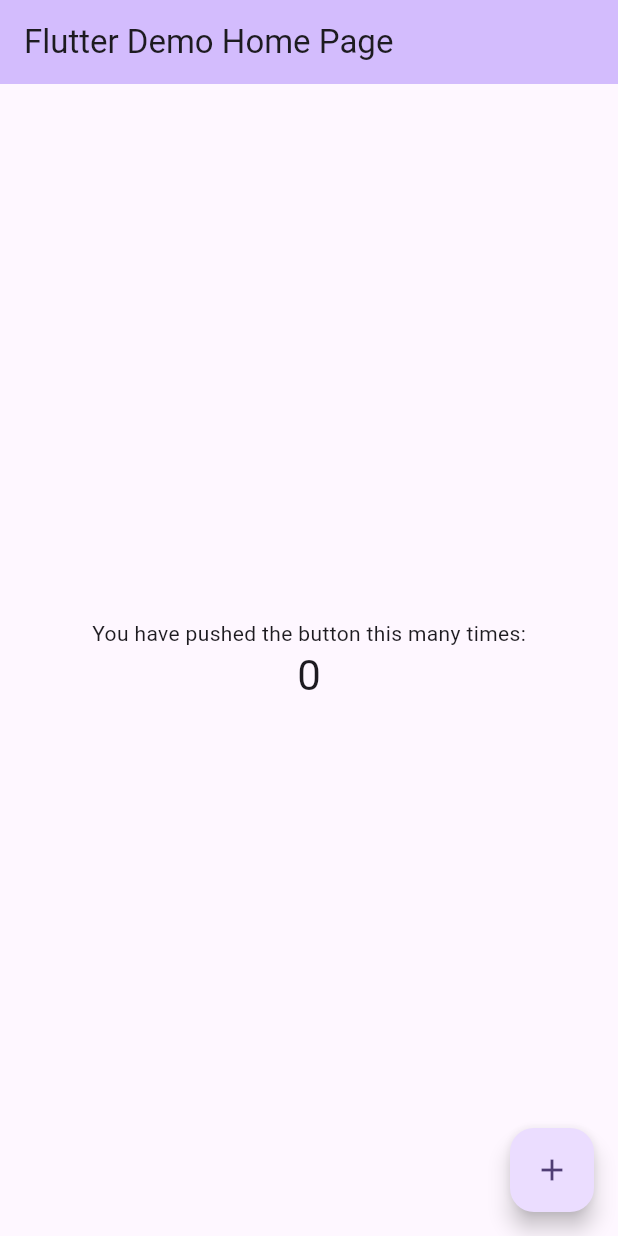
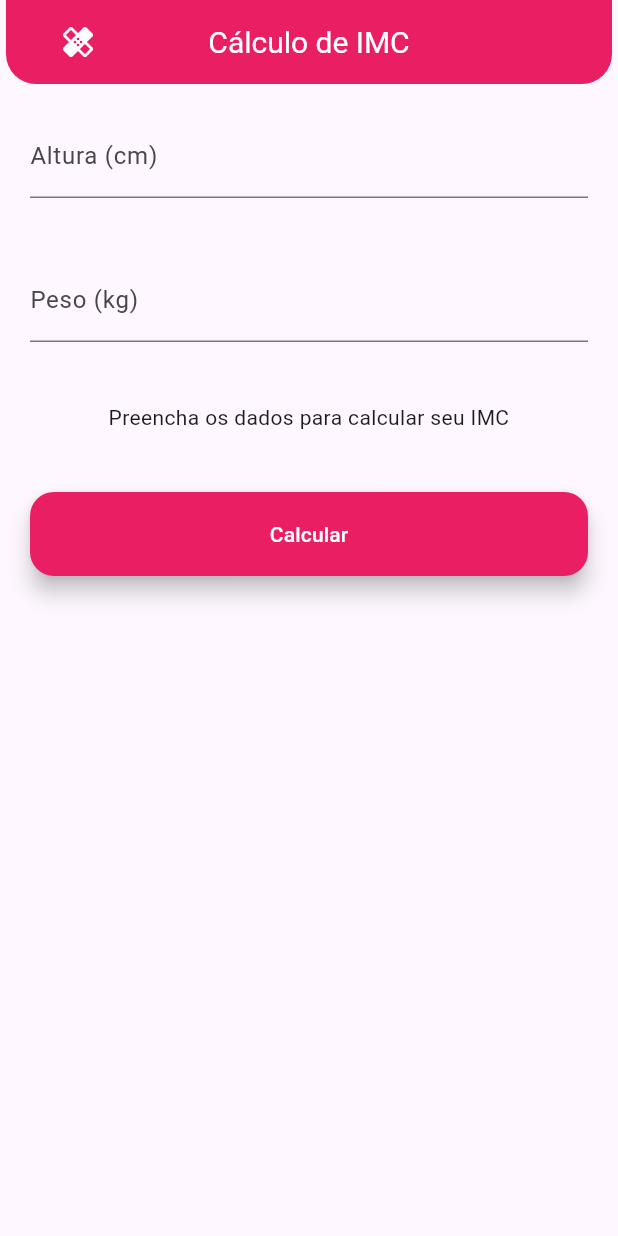
Before and after one commit to kaiqueBellmont/bloc_simple_example, a Flutter app: the screen it shows after launch, on a phone screen of 412 x 824 dp. Run offline on Flutter 3.47's test engine with Material 3 defaults, Android fonts, the phone set to English and light mode, and no system bars.

Commit message:
last commit

```diff
--- /dev/null
+++ b/lib/android/app.dart
@@ -0,0 +1,16 @@
+import 'package:flutter/material.dart';
+import 'package:bloc_simple_example/android/pages/home/page.dart';
+
+class AndroidApp extends StatelessWidget {
+  @override
+  Widget build(BuildContext context) {
+    return MaterialApp(
+      title: "IMC",
+      debugShowCheckedModeBanner: false,
+      theme: ThemeData(
+        primarySwatch: Colors.pink,
+      ),
+      home: HomePage(),
+    );
+  }
+}
--- /dev/null
+++ b/lib/android/pages/home/page.dart
@@ -0,0 +1,93 @@
+import 'package:flutter/material.dart';
+import 'package:bloc_simple_example/blocs/imc/bloc.dart';
+
+class HomePage extends StatefulWidget {
+  @override
+  HomePageState createState() => HomePageState();
+}
+
+class HomePageState extends State<HomePage> {
+  var bloc = ImcBloc();
+
+  @override
+  Widget build(BuildContext context) {
+    return Scaffold(
+      appBar: null,
+      body: Column(
+        children: <Widget>[
+          Padding(
+            padding: const EdgeInsets.only(left: 4, right: 4),
+            child: Container(
+              decoration: const BoxDecoration(
+                color: Colors.pink,
+                borderRadius: BorderRadius.vertical(bottom: Radius.circular(20)),
+              ),
+              padding: const EdgeInsets.symmetric(horizontal: 20),
+              child: AppBar(
+                leading: const Icon(Icons.healing_outlined, color: Colors.white),
+
+                elevation: 0, // Remover a sombra da AppBar interna
+                centerTitle: true,
+                title: const Text(
+                  "Cálculo de IMC",
+                  style: TextStyle(color: Colors.white, fontSize: 20),
+                ),
+                backgroundColor: Colors.transparent, // Fazer a AppBar interna transparente
+              ),
+            ),
+          ),
+          Expanded(
+            child: ListView(
+              children: <Widget>[
+                Padding(
+                  padding: const EdgeInsets.all(20),
+                  child: TextFormField(
+                    decoration: const InputDecoration(
+                      labelText: "Altura (cm)",
+                    ),
+                    controller: bloc.heightCtrl,
+                    keyboardType: TextInputType.number,
+                  ),
+                ),
+                Padding(
+                  padding: const EdgeInsets.all(20),
+                  child: TextFormField(
+                    decoration: const InputDecoration(
+                      labelText: "Peso (kg)",
+                    ),
+                    controller: bloc.weightCtrl,
+                    keyboardType: TextInputType.number,
+                  ),
+                ),
+                Padding(
+                  padding: const EdgeInsets.all(20),
+                  child: Text(
+                    bloc.result,
+                    textAlign: TextAlign.center,
+                  ),
+                ),
+                Padding(
+                  padding: const EdgeInsets.all(20),
+                  child: FloatingActionButton(
+                    backgroundColor: Colors.pink,
+                    child: const Text(
+                      "Calcular",
+                      style: TextStyle(
+                        color: Colors.white,
+                      ),
+                    ),
+                    onPressed: () {
+                      setState(() {
+                        bloc.calculate();
+                      });
+                    },
+                  ),
+                ),
+              ],
+            ),
+          ),
+        ],
+      ),
+    );
+  }
+}
--- /dev/null
+++ b/lib/blocs/imc/bloc.dart
@@ -0,0 +1,32 @@
+import 'package:flutter/cupertino.dart';
+
+class ImcBloc {
+  final TextEditingController heightCtrl = TextEditingController();
+  final TextEditingController weightCtrl = TextEditingController();
+  String result = "Preencha os dados para calcular seu IMC";
+
+  ImcBloc() {
+    heightCtrl.addListener(calculate);
+    weightCtrl.addListener(calculate);
+  }
+
+  calculate() {
+    double weight = double.tryParse(weightCtrl.text.replaceAll(',', '.')) ?? 0.0;
+    double height = double.tryParse(heightCtrl.text.replaceAll(',', '.')) ?? 0.0 / 100;
+    double imc = weight / (height * height);
+
+    if (imc < 18.6) {
+      result = "Abaixo do Peso (${imc.toStringAsPrecision(2)})";
+    } else if (imc >= 18.6 && imc <= 24.9) {
+      result = "Peso Ideal (${imc.toStringAsPrecision(2)})";
+    } else if (imc >= 24.9 && imc <= 29.9) {
+      result = "Levemente acima do peso (${imc.toStringAsPrecision(2)})";
+    } else if (imc >= 24.9 && imc <= 34.9) {
+      result = "Obesidade Grau I (${imc.toStringAsPrecision(2)})";
+    } else if (imc >= 34.9 && imc <= 39.9) {
+      result = "Obesidade Grau II (${imc.toStringAsPrecision(2)})";
+    } else if (imc >= 40) {
+      result = "Obesidade Grau III (${imc.toStringAsPrecision(2)})";
+    }
+  }
+}
--- /dev/null
+++ b/lib/ios/app.dart
@@ -0,0 +1,15 @@
+import 'package:flutter/cupertino.dart';
+import 'package:bloc_simple_example/ios/pages/home/page.dart';
+
+class IOSApp extends StatelessWidget {
+  const IOSApp({super.key});
+
+  @override
+  Widget build(BuildContext context) {
+    return const CupertinoApp(
+      title: "IMC",
+      debugShowCheckedModeBanner: false,
+      home: HomePage(),
+    );
+  }
+}
--- /dev/null
+++ b/lib/ios/pages/home/page.dart
@@ -0,0 +1,62 @@
+import 'package:flutter/cupertino.dart';
+import 'package:bloc_simple_example/blocs/imc/bloc.dart';
+
+class HomePage extends StatefulWidget {
+  const HomePage({super.key});
+
+  @override
+  HomePageState createState() => HomePageState();
+}
+
+class HomePageState extends State<HomePage> {
+  var bloc = ImcBloc();
+
+  @override
+  Widget build(BuildContext context) {
+    return CupertinoPageScaffold(
+      navigationBar: const CupertinoNavigationBar(
+        middle: Text("Cálculo de IMC"),
+      ),
+      child: ListView(
+        children: <Widget>[
+          Padding(
+            padding: const EdgeInsets.all(20),
+            child: CupertinoTextField(
+              placeholder: "Altura (cm)",
+              controller: bloc.heightCtrl,
+              keyboardType: TextInputType.number,
+            ),
+          ),
+          Padding(
+            padding: const EdgeInsets.all(20),
+            child: CupertinoTextField(
+              placeholder: "Peso (kg)",
+              controller: bloc.weightCtrl,
+              keyboardType: TextInputType.number,
+            ),
+          ),
+          Padding(
+            padding: const EdgeInsets.all(20),
+            child: Text(
+              bloc.result,
+              textAlign: TextAlign.center,
+            ),
+          ),
+          Padding(
+            padding: const EdgeInsets.all(20),
+            child: CupertinoButton.filled(
+              child: const Text(
+                "Calcular",
+              ),
+              onPressed: () {
+                setState(() {
+                  bloc.calculate();
+                });
+              },
+            ),
+          ),
+        ],
+      ),
+    );
+  }
+}
--- a/lib/main.dart
+++ b/lib/main.dart
@@ -1,125 +1,6 @@
+import 'dart:io' show Platform;
 import 'package:flutter/material.dart';
+import 'package:bloc_simple_example/android/app.dart';
+import 'package:bloc_simple_example/ios/app.dart';
 
-void main() {
-  runApp(const MyApp());
-}
-
-class MyApp extends StatelessWidget {
-  const MyApp({super.key});
-
-  // This widget is the root of your application.
-  @override
-  Widget build(BuildContext context) {
-    return MaterialApp(
-      title: 'Flutter Demo',
-      theme: ThemeData(
-        // This is the theme of your application.
-        //
-        // TRY THIS: Try running your application with "flutter run". You'll see
-        // the application has a purple toolbar. Then, without quitting the app,
-        // try changing the seedColor in the colorScheme below to Colors.green
-        // and then invoke "hot reload" (save your changes or press the "hot
-        // reload" button in a Flutter-supported IDE, or press "r" if you used
-        // the command line to start the app).
-        //
-        // Notice that the counter didn't reset back to zero; the application
-        // state is not lost during the reload. To reset the state, use hot
-        // restart instead.
-        //
-        // This works for code too, not just values: Most code changes can be
-        // tested with just a hot reload.
-        colorScheme: ColorScheme.fromSeed(seedColor: Colors.deepPurple),
-        useMaterial3: true,
-      ),
-      home: const MyHomePage(title: 'Flutter Demo Home Page'),
-    );
-  }
-}
-
-class MyHomePage extends StatefulWidget {
-  const MyHomePage({super.key, required this.title});
-
-  // This widget is the home page of your application. It is stateful, meaning
-  // that it has a State object (defined below) that contains fields that affect
-  // how it looks.
-
-  // This class is the configuration for the state. It holds the values (in this
-  // case the title) provided by the parent (in this case the App widget) and
-  // used by the build method of the State. Fields in a Widget subclass are
-  // always marked "final".
-
-  final String title;
-
-  @override
-  State<MyHomePage> createState() => _MyHomePageState();
-}
-
-class _MyHomePageState extends State<MyHomePage> {
-  int _counter = 0;
-
-  void _incrementCounter() {
-    setState(() {
-      // This call to setState tells the Flutter framework that something has
-      // changed in this State, which causes it to rerun the build method below
-      // so that the display can reflect the updated values. If we changed
-      // _counter without calling setState(), then the build method would not be
-      // called again, and so nothing would appear to happen.
-      _counter++;
-    });
-  }
-
-  @override
-  Widget build(BuildContext context) {
-    // This method is rerun every time setState is called, for instance as done
-    // by the _incrementCounter method above.
-    //
-    // The Flutter framework has been optimized to make rerunning build methods
-    // fast, so that you can just rebuild anything that needs updating rather
-    // than having to individually change instances of widgets.
-    return Scaffold(
-      appBar: AppBar(
-        // TRY THIS: Try changing the color here to a specific color (to
-        // Colors.amber, perhaps?) and trigger a hot reload to see the AppBar
-        // change color while the other colors stay the same.
-        backgroundColor: Theme.of(context).colorScheme.inversePrimary,
-        // Here we take the value from the MyHomePage object that was created by
-        // the App.build method, and use it to set our appbar title.
-        title: Text(widget.title),
-      ),
-      body: Center(
-        // Center is a layout widget. It takes a single child and positions it
-        // in the middle of the parent.
-        child: Column(
-          // Column is also a layout widget. It takes a list of children and
-          // arranges them vertically. By default, it sizes itself to fit its
-          // children horizontally, and tries to be as tall as its parent.
-          //
-          // Column has various properties to control how it sizes itself and
-          // how it positions its children. Here we use mainAxisAlignment to
-          // center the children vertically; the main axis here is the vertical
-          // axis because Columns are vertical (the cross axis would be
-          // horizontal).
-          //
-          // TRY THIS: Invoke "debug painting" (choose the "Toggle Debug Paint"
-          // action in the IDE, or press "p" in the console), to see the
-          // wireframe for each widget.
-          mainAxisAlignment: MainAxisAlignment.center,
-          children: <Widget>[
-            const Text(
-              'You have pushed the button this many times:',
-            ),
-            Text(
-              '$_counter',
-              style: Theme.of(context).textTheme.headlineMedium,
-            ),
-          ],
-        ),
-      ),
-      floatingActionButton: FloatingActionButton(
-        onPressed: _incrementCounter,
-        tooltip: 'Increment',
-        child: const Icon(Icons.add),
-      ), // This trailing comma makes auto-formatting nicer for build methods.
-    );
-  }
-}
+void main() => Platform.isIOS ? runApp(const IOSApp()) : runApp(AndroidApp());
--- a/pubspec.yaml
+++ b/pubspec.yaml
@@ -30,6 +30,7 @@ environment:
 dependencies:
   flutter:
     sdk: flutter
+
 
 
   # The following adds the Cupertino Icons font to your application.
```
